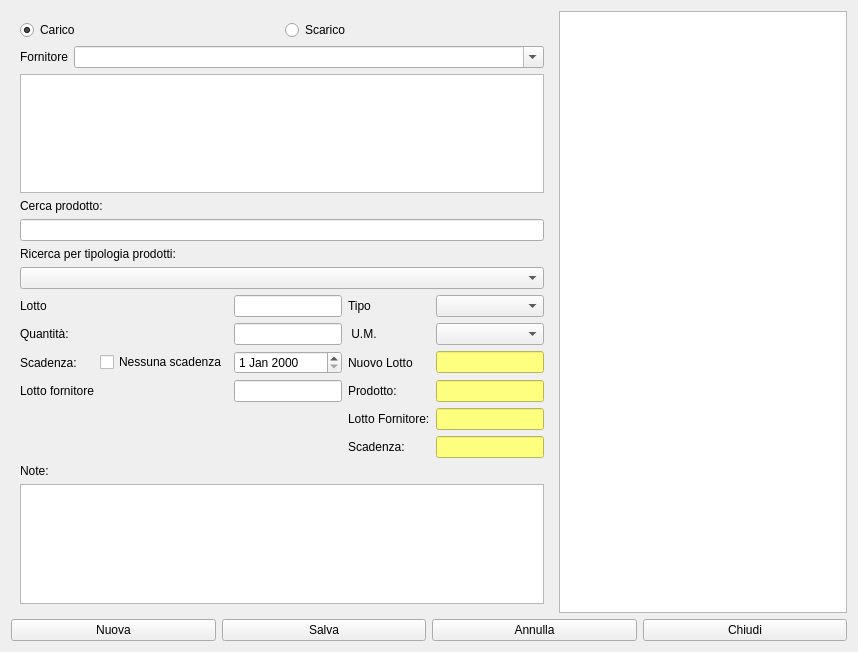
fblabs/hamlet-mod-sancon, file hnuovaoperazione.ui: the form before one commit.
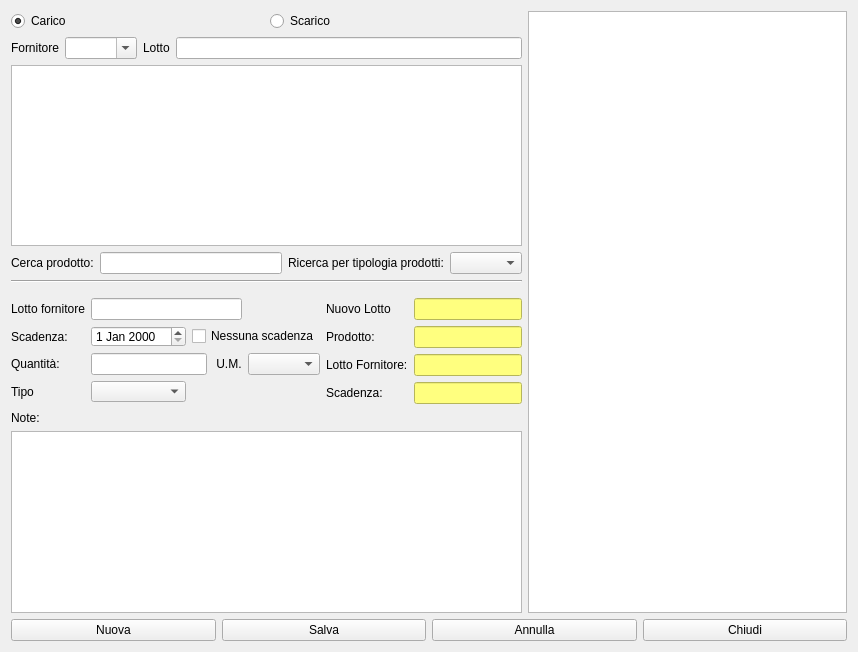
The form after the commit. Icons and pictures are not drawn.

```diff
--- a/hnuovaoperazione.ui
+++ b/hnuovaoperazione.ui
@@ -26,18 +26,13 @@
    <iconset resource="icons.qrc">
     <normaloff>:/Resources/Actions-configure-icon.png</normaloff>:/Resources/Actions-configure-icon.png</iconset>
   </property>
-  <layout class="QVBoxLayout" name="verticalLayout_4">
-   <item>
-    <layout class="QHBoxLayout" name="horizontalLayout_4">
-     <item>
-      <widget class="QWidget" name="widget" native="true">
        <layout class="QVBoxLayout" name="verticalLayout_3">
         <item>
+    <layout class="QHBoxLayout" name="horizontalLayout_4">
+     <item>
          <layout class="QVBoxLayout" name="verticalLayout_2">
           <item>
-           <layout class="QVBoxLayout" name="verticalLayout">
-            <item>
-             <layout class="QHBoxLayout" name="horizontalLayout">
+        <layout class="QHBoxLayout" name="horizontalLayout_2">
               <item>
                <widget class="QRadioButton" name="radioButton">
                 <property name="text">
@@ -58,7 +53,7 @@
              </layout>
             </item>
             <item>
-             <layout class="QFormLayout" name="formLayout_2">
+        <layout class="QGridLayout" name="gridLayout_2">
               <item row="0" column="0">
                <widget class="QLabel" name="label">
                 <property name="text">
@@ -76,12 +71,26 @@
                 </property>
                </widget>
               </item>
+         <item row="0" column="2">
+          <widget class="QLabel" name="label_10">
+           <property name="text">
+            <string>Lotto</string>
+           </property>
+          </widget>
+         </item>
+         <item row="0" column="3">
+          <widget class="QLineEdit" name="leLotto"/>
+         </item>
              </layout>
             </item>
             <item>
              <widget class="QListView" name="lvProdotti"/>
             </item>
             <item>
+        <layout class="QVBoxLayout" name="verticalLayout">
+         <item>
+          <layout class="QHBoxLayout" name="horizontalLayout">
+           <item>
              <widget class="QLabel" name="label_12">
               <property name="text">
                <string>Cerca prodotto:</string>
@@ -101,59 +110,107 @@
             <item>
              <widget class="QComboBox" name="cbtipo"/>
             </item>
+          </layout>
+         </item>
+        </layout>
+       </item>
             <item>
-             <layout class="QHBoxLayout" name="horizontalLayout_2"/>
+        <widget class="Line" name="line_2">
+         <property name="orientation">
+          <enum>Qt::Horizontal</enum>
+         </property>
+        </widget>
             </item>
             <item>
+        <layout class="QFormLayout" name="formLayout_2">
+         <item row="1" column="0">
              <layout class="QGridLayout" name="gridLayout">
-              <item row="0" column="7">
-               <widget class="QComboBox" name="cbTipoLot"/>
-              </item>
-              <item row="1" column="7">
-               <widget class="QComboBox" name="cbUM"/>
-              </item>
-              <item row="2" column="7">
-               <widget class="QLineEdit" name="leNewLot">
-                <property name="styleSheet">
-                 <string notr="true">background-color: rgb(255, 255, 127);</string>
-                </property>
-                <property name="readOnly">
-                 <bool>true</bool>
+           <item row="0" column="0">
+            <widget class="QLabel" name="label_6">
+             <property name="text">
+              <string>Lotto fornitore</string>
                 </property>
                </widget>
               </item>
+           <item row="0" column="1" colspan="3">
+            <widget class="QLineEdit" name="leLotfornitore"/>
+           </item>
               <item row="1" column="0">
+            <widget class="QLabel" name="label_7">
+             <property name="text">
+              <string>Scadenza:</string>
+             </property>
+            </widget>
+           </item>
+           <item row="1" column="1">
+            <widget class="QDateEdit" name="deScadenza"/>
+           </item>
+           <item row="1" column="2" colspan="3">
+            <widget class="QCheckBox" name="cbScadenza">
+             <property name="text">
+              <string>Nessuna scadenza</string>
+             </property>
+            </widget>
+           </item>
+           <item row="2" column="0">
                <widget class="QLabel" name="label_3">
                 <property name="text">
                  <string>Quantità:</string>
                 </property>
                </widget>
               </item>
-              <item row="1" column="2">
+           <item row="2" column="1" colspan="2">
                <widget class="QLineEdit" name="leQuantita"/>
               </item>
-              <item row="0" column="5">
+           <item row="2" column="3">
+            <widget class="QLabel" name="label_5">
+             <property name="text">
+              <string> U.M.</string>
+             </property>
+            </widget>
+           </item>
+           <item row="2" column="4">
+            <widget class="QComboBox" name="cbUM"/>
+           </item>
+           <item row="3" column="0">
                <widget class="QLabel" name="label_11">
                 <property name="text">
                  <string>Tipo</string>
                 </property>
                </widget>
               </item>
-              <item row="2" column="5">
+           <item row="3" column="1">
+            <widget class="QComboBox" name="cbTipoLot"/>
+           </item>
+          </layout>
+         </item>
+         <item row="1" column="1">
+          <layout class="QFormLayout" name="formLayout">
+           <item row="1" column="0">
                <widget class="QLabel" name="label_9">
                 <property name="text">
                  <string>Nuovo Lotto</string>
                 </property>
                </widget>
               </item>
+           <item row="1" column="1">
+            <widget class="QLineEdit" name="leNewLot">
+             <property name="styleSheet">
+              <string notr="true">background-color: rgb(255, 255, 127);</string>
+             </property>
+             <property name="readOnly">
+              <bool>true</bool>
+             </property>
+            </widget>
+           </item>
+           <item row="2" column="0">
+            <widget class="QLabel" name="label_14">
+             <property name="text">
+              <string>Prodotto:</string>
+             </property>
+            </widget>
+           </item>
               <item row="2" column="1">
-               <widget class="QCheckBox" name="cbScadenza">
-                <property name="text">
-                 <string>Nessuna scadenza</string>
-                </property>
-               </widget>
-              </item>
-              <item row="3" column="7">
                <widget class="QLineEdit" name="leProdottoCreato">
                 <property name="styleSheet">
                  <string notr="true">background-color: rgb(255, 255, 127);</string>
@@ -163,48 +220,14 @@
                 </property>
                </widget>
               </item>
-              <item row="2" column="2">
-               <widget class="QDateEdit" name="deScadenza"/>
-              </item>
-              <item row="1" column="5">
-               <widget class="QLabel" name="label_5">
-                <property name="text">
-                 <string> U.M.</string>
-                </property>
-               </widget>
-              </item>
-              <item row="0" column="0">
-               <widget class="QLabel" name="label_10">
-                <property name="text">
-                 <string>Lotto</string>
-                </property>
-               </widget>
-              </item>
-              <item row="0" column="2">
-               <widget class="QLineEdit" name="leLotto"/>
-              </item>
-              <item row="5" column="5">
-               <widget class="QLabel" name="label_8">
-                <property name="text">
-                 <string>Scadenza:</string>
-                </property>
-               </widget>
-              </item>
-              <item row="2" column="0">
-               <widget class="QLabel" name="label_7">
-                <property name="text">
-                 <string>Scadenza:</string>
-                </property>
-               </widget>
-              </item>
-              <item row="4" column="5">
+           <item row="3" column="0">
                <widget class="QLabel" name="label_13">
                 <property name="text">
                  <string>Lotto Fornitore:</string>
                 </property>
                </widget>
               </item>
-              <item row="4" column="7">
+           <item row="3" column="1">
                <widget class="QLineEdit" name="ledispLottoforn">
                 <property name="styleSheet">
                  <string notr="true">background-color: rgb(255, 255, 127);</string>
@@ -214,24 +237,14 @@
                 </property>
                </widget>
               </item>
-              <item row="3" column="5">
-               <widget class="QLabel" name="label_14">
+           <item row="4" column="0">
+            <widget class="QLabel" name="label_8">
                 <property name="text">
-                 <string>Prodotto:</string>
+              <string>Scadenza:</string>
                 </property>
                </widget>
               </item>
-              <item row="3" column="2">
-               <widget class="QLineEdit" name="leLotfornitore"/>
-              </item>
-              <item row="3" column="0">
-               <widget class="QLabel" name="label_6">
-                <property name="text">
-                 <string>Lotto fornitore</string>
-                </property>
-               </widget>
-              </item>
-              <item row="5" column="7">
+           <item row="4" column="1">
                <widget class="QLineEdit" name="leScadenza">
                 <property name="styleSheet">
                  <string notr="true">background-color: rgb(255, 255, 127);</string>
@@ -243,6 +256,15 @@
               </item>
              </layout>
             </item>
+         <item row="0" column="0">
+          <widget class="Line" name="line">
+           <property name="orientation">
+            <enum>Qt::Horizontal</enum>
+           </property>
+          </widget>
+         </item>
+        </layout>
+       </item>
             <item>
              <widget class="QLabel" name="label_4">
               <property name="text">
@@ -255,11 +277,6 @@
             </item>
            </layout>
           </item>
-         </layout>
-        </item>
-       </layout>
-      </widget>
-     </item>
      <item>
       <widget class="QTableView" name="tableView">
        <property name="selectionBehavior">
```
Left out of the diff: 7 changed lines with no effect on the pictures. Lines whose indentation alone changed are shown as unchanged.
